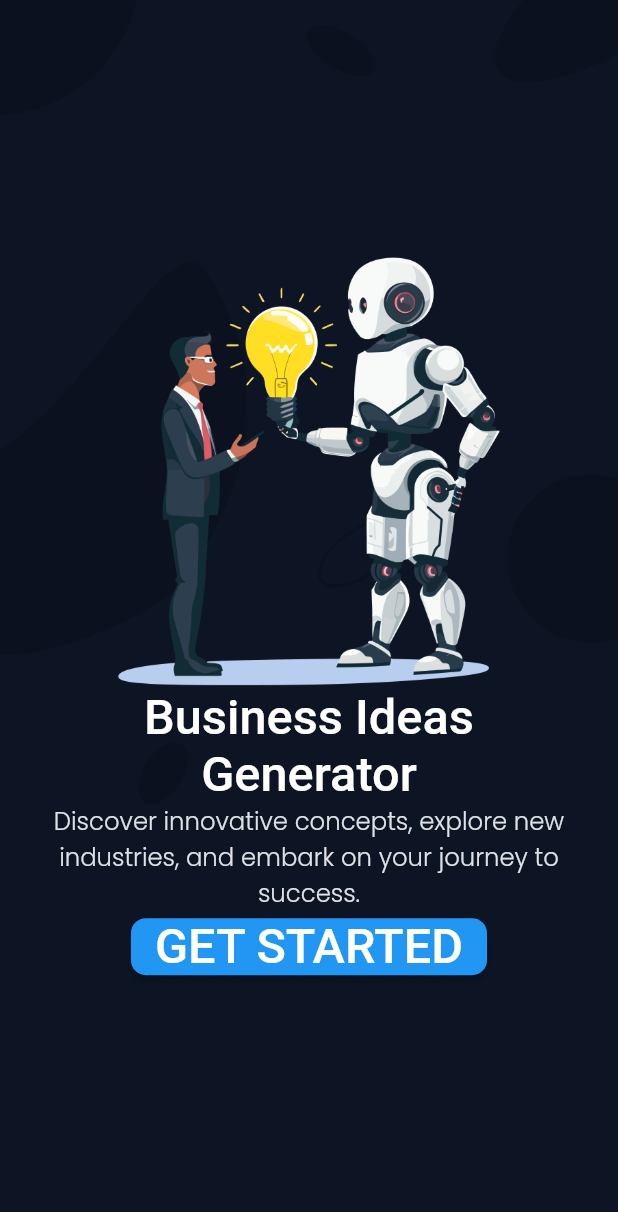
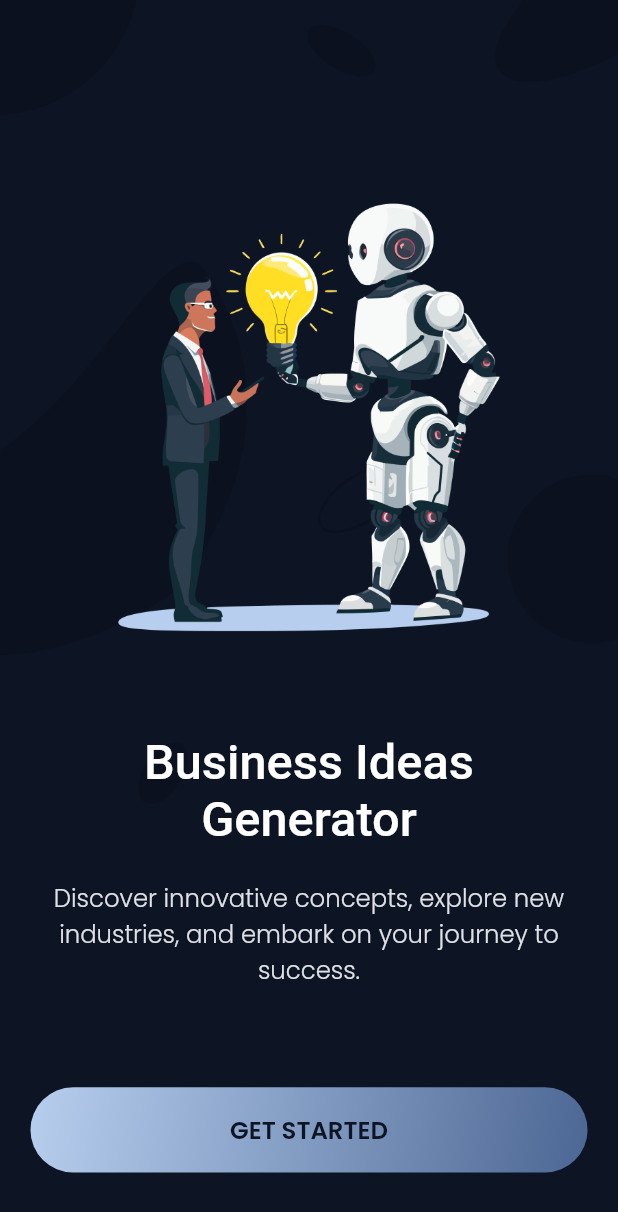
Before and after one commit to Muhammad-Monir/harry_mime, a Flutter app: the screen it shows after launch, on a phone screen of 412 x 824 dp. Shown: the top 1212 px of the screen. Run offline on Flutter 3.47's test engine with Material 3 defaults, Android fonts, the phone set to English and light mode, and no system bars; drawn by our look-alikes of auto_animated; our stand-ins replace device_info_plus, dio, firebase_messaging, flutter_local_notifications, flutter_screenutil, flutter_svg and 12 more; missing offline and left inert: dotlottie_loader, flutter_app_badger; accounts and stored records are empty; network calls fail.

Commit message:
update pedding and button text style

```diff
--- a/lib/common_widgets/auth_button.dart
+++ b/lib/common_widgets/auth_button.dart
@@ -1,6 +1,5 @@
 import 'package:flutter/material.dart';
 
-// ignore: non_constant_identifier_names
 Widget AuthCustomeButton({
   required String name,
   required VoidCallback onCallBack,
@@ -10,19 +9,25 @@ Widget AuthCustomeButton({
   required Color color,
   required TextStyle textStyle,
   required BuildContext context,
+  required Gradient gradient,
 }) {
-  return MaterialButton(
-    onPressed: onCallBack,
+  return Container(
     height: height,
-    minWidth: minWidth,
-    shape: RoundedRectangleBorder(
+    width: minWidth,
+    decoration: BoxDecoration(
+      gradient: gradient,
       borderRadius: BorderRadius.circular(borderRadius),
     ),
-    color: color,
-    splashColor: Colors.white.withOpacity(0.4),
-    child: Text(
-      name,
-      style: textStyle,
+    child: MaterialButton(
+      onPressed: onCallBack,
+      shape: RoundedRectangleBorder(
+        borderRadius: BorderRadius.circular(borderRadius),
+      ),
+      splashColor: Colors.white.withOpacity(0.4),
+      child: Text(
+        name,
+        style: textStyle,
+      ),
     ),
   );
 }
--- a/lib/constants/text_font_style.dart
+++ b/lib/constants/text_font_style.dart
@@ -11,6 +11,9 @@ class TextFontStyle {
       color: AppColors.cFFFFFF, fontSize: 32.sp, fontWeight: FontWeight.w500);
   static final headline16cDFE1E6Poppins = GoogleFonts.poppins(
       color: AppColors.cDFE1E6, fontSize: 16.sp, fontWeight: FontWeight.w300);
+      static final button16primaryPoppins = GoogleFonts.poppins(
+      color: AppColors.allPrimaryColor, fontSize: 16.sp, fontWeight: FontWeight.w600);
+
 
   //old
 }
--- a/lib/features/onboarding/presentation/onboarding.dart
+++ b/lib/features/onboarding/presentation/onboarding.dart
@@ -15,35 +15,53 @@ class Onboarding extends StatelessWidget {
         decoration: BoxDecoration(
             image: DecorationImage(
                 image: AssetImage(Assets.images.splashScreen.path),
-            fit: BoxFit.cover
-            )
-        ),
+                fit: BoxFit.cover)),
         child: Center(
           child: Padding(
-            padding:  EdgeInsets.symmetric( horizontal: UIHelper.kDefaulutPadding()
-            ),
+            padding:
+                EdgeInsets.all( UIHelper.kDefaulutPadding()),
             child: Column(
               mainAxisAlignment: MainAxisAlignment.center,
               children: [
-               Image.asset(Assets.images.splashVector.path, height: 286.h, width: 318.w,),
-
-               Text("Business Ideas Generator",
+                const Spacer(),
+                Image.asset(
+                  Assets.images.splashVector.path,
+                  height: 286.h,
+                  width: 318.w,
+                ),
+                UIHelper.verticalSpaceLarge,
+                Text(
+                  "Business Ideas Generator",
                   textAlign: TextAlign.center,
                   style: TextFontStyle.headline32FFFFFFRoboto,
                 ),
-
-               Text("Discover innovative concepts, explore new industries, and embark on your journey to success.",
+                UIHelper.verticalSpaceMedium,
+                Text(
+                  "Discover innovative concepts, explore new industries, and embark on your journey to success.",
                   textAlign: TextAlign.center,
                   style: TextFontStyle.headline16cDFE1E6Poppins,
                 ),
+                UIHelper.verticalSpaceLarge,
+                AuthCustomeButton(
+                  name: "GET STARTED",
+                  onCallBack: () {},
+                  height: 56.h,
+                  minWidth: 343.w,
+                  borderRadius: 50.r,
+                  color: Colors.blue,
+                  textStyle: TextFontStyle.button16primaryPoppins,
+                  context: context,
+                  gradient: const LinearGradient(
+                    colors: [
+                     Color(0xFFB7CEEE),
+                     Color(0xFF4C6794),
 
-               AuthCustomeButton(name: "GET STARTED", onCallBack: (){}, height: 20.h, minWidth: 100.w, borderRadius: 10, color: Colors.blue, textStyle: TextFontStyle.headline32FFFFFFRoboto, context: context)
-
-
-
-
-
-
+                    ],
+                    begin: Alignment.topLeft,
+                    end: Alignment.bottomRight,
+                  ),
+                ),
+                UIHelper.verticalSpaceMedium
               ],
             ),
           ),
```
Lines whose indentation alone changed are shown as unchanged.
